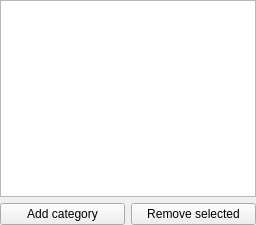
This is libs/librepcb/editor/library/cat/categorylisteditorwidget.ui in LibrePCB/LibrePCB as Qt 5 draws it before an edit. The edited form follows.
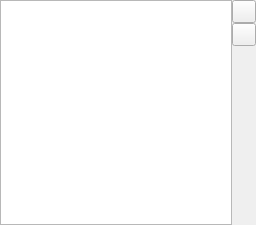
This is the edited form. Icons and pictures are not drawn.

Commit message:
Library editor: Reduce minimum window height
Slightly polish the library editor UI to reduce the required minimum
window height.

The edit to the form file:
```diff
--- a/libs/librepcb/editor/library/cat/categorylisteditorwidget.ui
+++ b/libs/librepcb/editor/library/cat/categorylisteditorwidget.ui
@@ -13,7 +13,10 @@
   <property name="windowTitle">
    <string>Form</string>
   </property>
-  <layout class="QVBoxLayout" name="verticalLayout">
+  <layout class="QHBoxLayout" name="horizontalLayout">
+   <property name="spacing">
+    <number>0</number>
+   </property>
    <property name="leftMargin">
     <number>0</number>
    </property>
@@ -43,21 +46,40 @@
     </widget>
    </item>
    <item>
-    <layout class="QHBoxLayout" name="horizontalLayout">
+    <layout class="QVBoxLayout" name="verticalLayout">
+     <property name="spacing">
+      <number>0</number>
+     </property>
      <item>
-      <widget class="QPushButton" name="btnAdd">
+      <widget class="QToolButton" name="btnAdd">
        <property name="text">
-        <string>Add category</string>
+        <string notr="true"/>
        </property>
       </widget>
      </item>
      <item>
-      <widget class="QPushButton" name="btnRemove">
+      <widget class="QToolButton" name="btnRemove">
+       <property name="toolTip">
+        <string>Remove selected category</string>
+       </property>
        <property name="text">
-        <string>Remove selected</string>
+        <string notr="true"/>
        </property>
       </widget>
      </item>
+     <item>
+      <spacer name="verticalSpacer">
+       <property name="orientation">
+        <enum>Qt::Vertical</enum>
+       </property>
+       <property name="sizeHint" stdset="0">
+        <size>
+         <width>20</width>
+         <height>40</height>
+        </size>
+       </property>
+      </spacer>
+     </item>
     </layout>
    </item>
   </layout>
```
Left out of the diff: 8 changed lines with no effect on the pictures. The commit also changes 7 other files.
